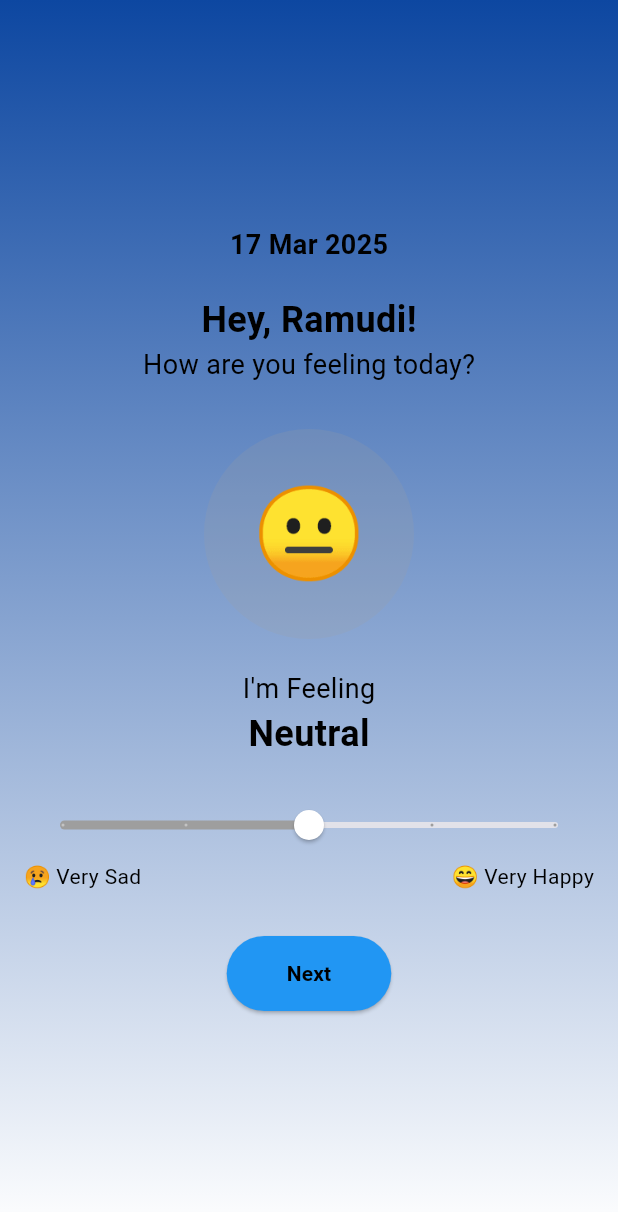
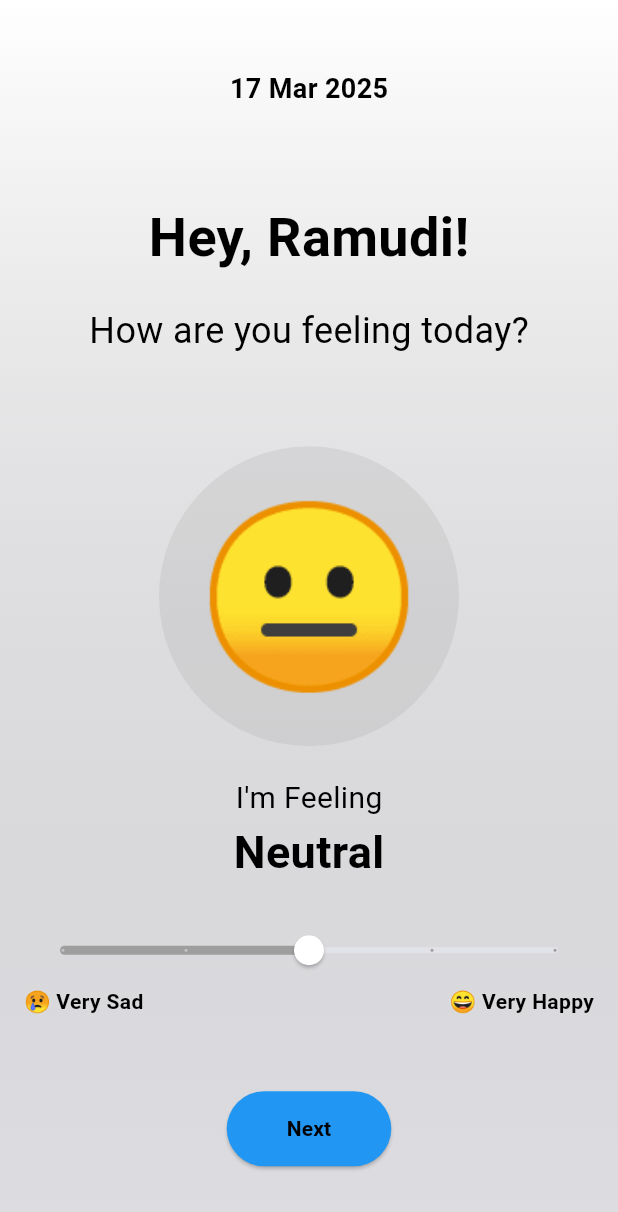
Before and after one commit to DinithBJayalath/Hindsight-SDGP-CS18, a Flutter app: the screen it shows after launch, on a phone screen of 412 x 824 dp. Shown: the top 1212 px of the screen. Run offline on Flutter 3.47's test engine with Material 3 defaults, Android fonts, the phone set to English and light mode, and no system bars.

Commit message:
change background color dynamic

```diff
--- a/frontend/lib/screens/quick_mood.dart
+++ b/frontend/lib/screens/quick_mood.dart
@@ -35,40 +35,47 @@ class MoodTrackerScreenState extends State<MoodTrackerScreen> {
 
     return Scaffold(
       body: Container(
+        child: AnimatedContainer(
+          duration: Duration(milliseconds: 300),
+          curve: Curves.easeInOut,
           decoration: BoxDecoration(
             gradient: LinearGradient(
-            colors: [Colors.blue.shade900, Colors.white],
-            begin: Alignment.topCenter,
-            end: Alignment.bottomCenter,
+              colors: [
+                moodColors[moodIndex].withOpacity(0.3),  // Change the bottom color dynamically
+                Colors.white,                            // Keep the top color white
+              ],
+              begin: Alignment.bottomCenter,
+              end: Alignment.topCenter,
             ),
           ),
           child: Center(
             child: Padding(
               padding: const EdgeInsets.all(16.0),
               child: Column(
-              mainAxisAlignment: MainAxisAlignment.center,
+                mainAxisAlignment: MainAxisAlignment.center ,
                 children: [
                   Text(
                     formattedDate,
                     style: TextStyle(fontSize: 18, fontWeight: FontWeight.bold, color: Colors.black ),
                   ),
+                  SizedBox(height: 60),
+                  Text(
+                    "Hey, $userName!",
+                    style: TextStyle(fontSize: 36, fontWeight: FontWeight.bold, color: Colors.black ),
+                  ),
                   SizedBox(height: 20),
                   Text(
-                  "Hey, $userName!",
-                  style: TextStyle(fontSize: 24, fontWeight: FontWeight.bold, color: Colors.black ),
+                    "How are you feeling today?",
+                    style: TextStyle(fontSize: 24, color: Colors.black),
                   ),
-                Text(
-                  "How are you feeling today?",
-                  style: TextStyle(fontSize: 18, color: Colors.black),
-                ),
-                SizedBox(height: 30),
+                  SizedBox(height: 60),
 
                   // Animated Mood Emoji
                   AnimatedContainer(
                     duration: Duration(milliseconds: 300),
                     curve: Curves.easeInOut,
-                  height: 140,
-                  width: 140,
+                    height: 200,
+                    width: 200,
                     decoration: BoxDecoration(
                       color: moodColors[moodIndex].withOpacity(0.2),
                       shape: BoxShape.circle,
@@ -76,7 +83,7 @@ class MoodTrackerScreenState extends State<MoodTrackerScreen> {
                     child: Center(
                       child: Text(
                         moods[moodIndex].split(" ")[0], // Emoji only
-                      style: TextStyle(fontSize: 60),
+                        style: TextStyle(fontSize: 120),
                       ),
                     ),
                   ),
@@ -85,11 +92,11 @@ class MoodTrackerScreenState extends State<MoodTrackerScreen> {
 
                   Text(
                     "I'm Feeling",
-                  style: TextStyle(fontSize: 18, color: Colors.black),
+                    style: TextStyle(fontSize: 20, color: Colors.black),
                   ),
                   Text(
                     moods[moodIndex].split(" ").sublist(1).join(" "), // Text only
-                  style: TextStyle(fontSize: 24, fontWeight: FontWeight.bold, color: Colors.black),
+                    style: TextStyle(fontSize: 30, fontWeight: FontWeight.bold, color: Colors.black),
                   ),
 
                   SizedBox(height: 20),
@@ -112,12 +119,12 @@ class MoodTrackerScreenState extends State<MoodTrackerScreen> {
                   Row(
                     mainAxisAlignment: MainAxisAlignment.spaceBetween,
                     children: [
-                    Text("😢 Very Sad", style: TextStyle(color: Colors.black)),
-                    Text("😄 Very Happy", style: TextStyle(color: Colors.black)),
+                      Text("😢 Very Sad", style: TextStyle(color: Colors.black, fontWeight: FontWeight.bold)),
+                      Text("😄 Very Happy", style: TextStyle(color: Colors.black, fontWeight: FontWeight.bold)),
                     ],
                   ),
 
-                SizedBox(height: 30),
+                  SizedBox(height: 50),
 
                   ElevatedButton(
                     style: ElevatedButton.styleFrom(
@@ -143,6 +150,7 @@ class MoodTrackerScreenState extends State<MoodTrackerScreen> {
             ),
           ),
       ),
+      )
     );
   }
 }
```
Also changed, not shown: 1 other file. Lines whose indentation alone changed are shown as unchanged.
